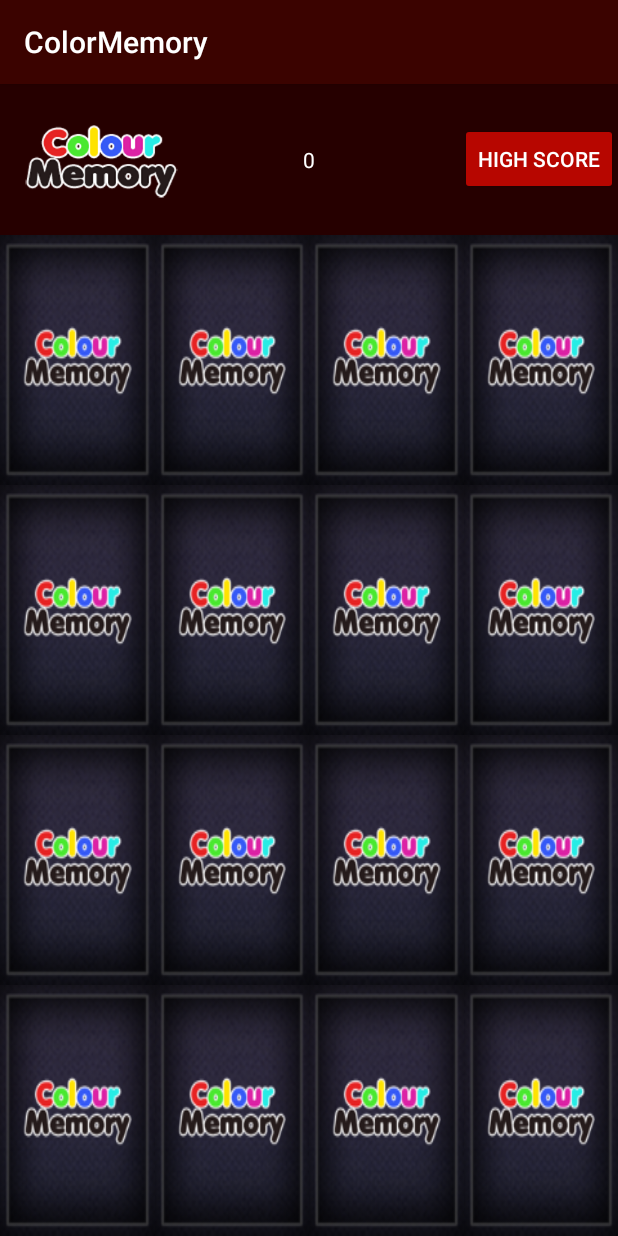
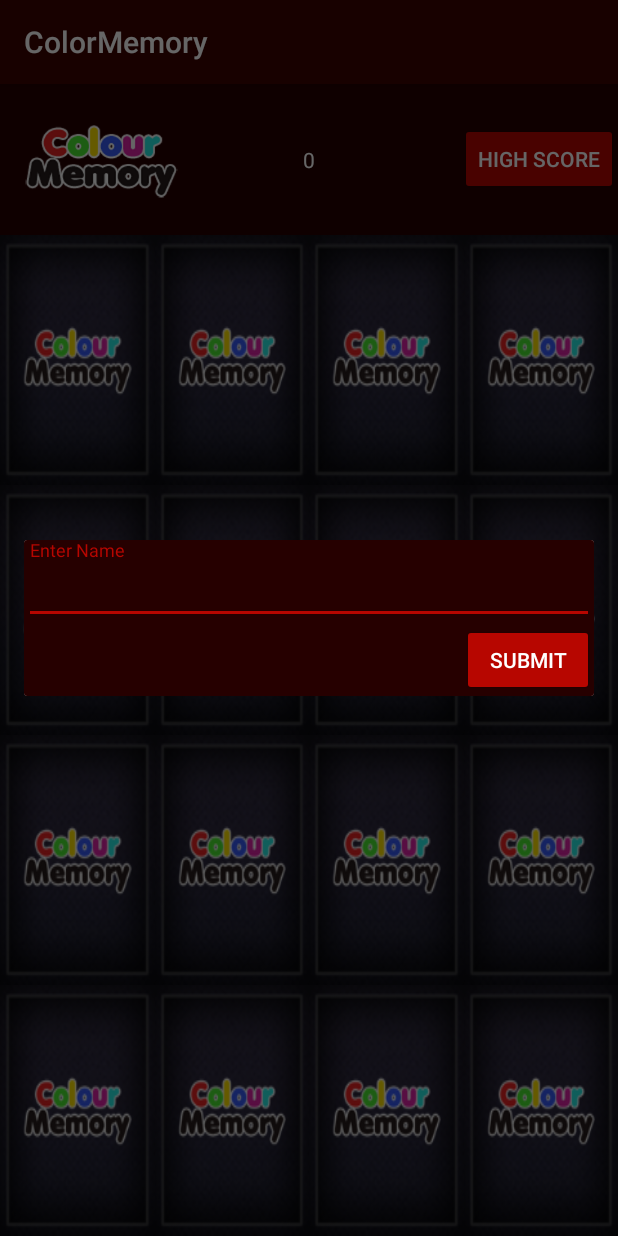
Before and after one commit to Kanval87/MemoryTest, an Android app: the fragment GameBoard placed in its activity, on a phone screen of 412 x 824 dp. Run offline under Robolectric (Android 15) with nearby library versions, the phone set to English and light mode, and no system bars.

Commit message:
1. added dialog box

```diff
--- a/app/build.gradle
+++ b/app/build.gradle
@@ -26,6 +26,7 @@ dependencies {
     })
     compile 'com.android.support:gridlayout-v7:25.1.1'
     compile 'com.android.support:appcompat-v7:25.1.1'
+    compile 'com.android.support:design:25.1.1'
     compile 'com.android.support:support-v4:25.1.1'
     testCompile 'junit:junit:4.12'
 }
--- a/app/src/main/java/com/kanvalkalra/colormemory/fragments/GameBoard.java
+++ b/app/src/main/java/com/kanvalkalra/colormemory/fragments/GameBoard.java
@@ -4,15 +4,21 @@ package com.kanvalkalra.colormemory.fragments;
 import android.animation.Animator;
 import android.animation.AnimatorInflater;
 import android.animation.AnimatorSet;
+import android.app.Dialog;
 import android.app.Fragment;
 import android.os.Bundle;
 import android.os.Handler;
 import android.support.annotation.Nullable;
+import android.support.design.widget.TextInputLayout;
+import android.support.v7.widget.AppCompatButton;
+import android.support.v7.widget.AppCompatEditText;
 import android.support.v7.widget.AppCompatImageView;
 import android.support.v7.widget.AppCompatTextView;
 import android.view.LayoutInflater;
 import android.view.View;
 import android.view.ViewGroup;
+import android.view.Window;
+import android.view.WindowManager;
 
 import com.kanvalkalra.colormemory.R;
 import com.kanvalkalra.colormemory.utils.RandomGenUtils;
@@ -27,6 +33,8 @@ public class GameBoard extends Fragment {
     private Handler handler;
     private AppCompatTextView score;
     private volatile int currentScore = 0;
+    private int totalMatched = 0;
+    private Dialog dialog_box;
 
     public GameBoard() {
         // Required empty public constructor
@@ -55,6 +63,31 @@ public class GameBoard extends Fragment {
 
         score = (AppCompatTextView) view.findViewById(R.id.score);
         score.setText(String.format("%d", currentScore));
+
+        dialog_box = new Dialog(getActivity());
+        dialog_box.requestWindowFeature(Window.FEATURE_NO_TITLE);
+        dialog_box.setContentView(R.layout.dialog_box);
+        final AppCompatEditText userinput = ((AppCompatEditText) dialog_box.findViewById(R.id.userinput));
+        final TextInputLayout userinput_error_handler = ((TextInputLayout) dialog_box.findViewById(R.id.userinput_error_handler));
+        ((AppCompatButton) dialog_box.findViewById(R.id.submit)).setOnClickListener(new View.OnClickListener() {
+            @Override
+            public void onClick(View v) {
+                if (userinput.getText().toString().contentEquals("")) {
+                    userinput_error_handler.setError(getString(R.string.name_input_error));
+                } else {
+                    dialog_box.dismiss();
+                }
+            }
+        });
+        dialog_box.setCanceledOnTouchOutside(false);
+        dialog_box.setCancelable(false);
+        WindowManager.LayoutParams layoutParams = new WindowManager.LayoutParams();
+        Window window = dialog_box.getWindow();
+        layoutParams.copyFrom(window.getAttributes());
+        layoutParams.width = WindowManager.LayoutParams.MATCH_PARENT;
+        layoutParams.height = WindowManager.LayoutParams.WRAP_CONTENT;
+        window.setAttributes(layoutParams);
+        dialog_box.show();
 
         cardViews[0] = (AppCompatImageView) view.findViewById(R.id.r1c1);
         cardViews[1] = (AppCompatImageView) view.findViewById(R.id.r1c2);
@@ -248,7 +281,6 @@ public class GameBoard extends Fragment {
 
         @Override
         public void onAnimationEnd(Animator animation) {
-//            animatorFlipInSet.removeAllListeners();
             appCompatImageView.setImageResource(colorBackground);
             animatorFlipInSet.setTarget(appCompatImageView);
             animatorFlipInSet.start();
@@ -279,6 +311,21 @@ public class GameBoard extends Fragment {
                 cardViews[randomIntSequence[payLoad]].setEnabled(false);
                 cardViews[randomIntSequence[payLoad]].setImageResource(R.color.white);
             }
+            ++totalMatched;
+            if (totalMatched > 15) {
+                if (dialog_box != null) {
+                    handler.post(new Runnable() {
+                        @Override
+                        public void run() {
+                            if (dialog_box != null) {
+                                if (!dialog_box.isShowing()) {
+                                    dialog_box.show();
+                                }
+                            }
+                        }
+                    });
+                }
+            }
         }
         currentSelected = 0;
         return false;
--- /dev/null
+++ b/app/src/main/res/layout/dialog_box.xml
@@ -0,0 +1,32 @@
+<?xml version="1.0" encoding="utf-8"?>
+<LinearLayout xmlns:android="http://schemas.android.com/apk/res/android"
+    android:layout_width="match_parent"
+    android:layout_height="match_parent"
+    android:layout_gravity="center"
+    android:background="@color/colorPrimaryDark"
+    android:orientation="vertical">
+
+    <android.support.design.widget.TextInputLayout
+        android:id="@+id/userinput_error_handler"
+        android:layout_width="match_parent"
+        android:layout_height="wrap_content">
+
+        <android.support.v7.widget.AppCompatEditText
+            android:id="@+id/userinput"
+            android:layout_width="match_parent"
+            android:layout_height="wrap_content"
+            android:hint="@string/enter_name"
+            android:textColor="@color/white" />
+    </android.support.design.widget.TextInputLayout>
+
+
+    <android.support.v7.widget.AppCompatButton
+        android:id="@+id/submit"
+        style="@style/Widget.AppCompat.Button.Colored"
+        android:layout_width="wrap_content"
+        android:layout_height="wrap_content"
+        android:layout_gravity="center|right|end"
+        android:text="@string/submit" />
+
+
+</LinearLayout>
--- a/app/src/main/res/layout/fragment_game_board.xml
+++ b/app/src/main/res/layout/fragment_game_board.xml
@@ -231,6 +231,7 @@
 
         </android.support.v7.widget.GridLayout>
 
+
     </FrameLayout>
 
 
--- a/app/src/main/res/values/strings.xml
+++ b/app/src/main/res/values/strings.xml
@@ -5,4 +5,7 @@
     <string name="hello_blank_fragment">Hello blank fragment</string>
     <string name="high_score">High Score</string>
     <string name="score">score</string>
+    <string name="submit">Submit</string>
+    <string name="name_input_error">Please enter valid name</string>
+    <string name="enter_name">Enter Name</string>
 </resources>
```
